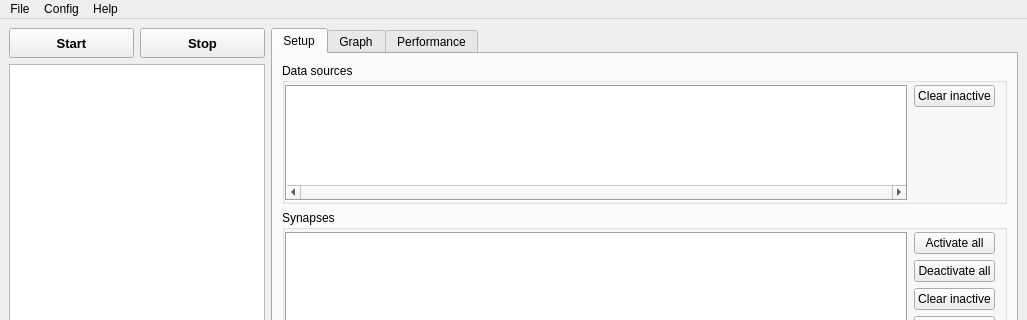
The window that src/gui/MainWin.ui (CompEphys-team/stdpc) describes before a commit, drawn with Qt 5; both pictures show x 0 to 1027 and y 0 to 320 of the 1027 by 522 pixel window.
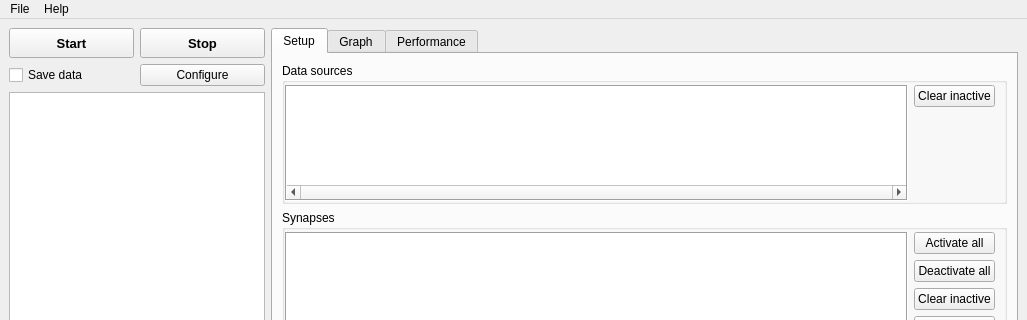
The same window after the commit. Custom widgets are drawn as their Qt base class.

The edit to the form file:
```diff
--- a/src/gui/MainWin.ui
+++ b/src/gui/MainWin.ui
@@ -15,7 +15,7 @@
   </property>
   <widget class="QWidget" name="centralwidget">
    <layout class="QGridLayout" name="gridLayout_5">
-    <item row="0" column="3" rowspan="2">
+    <item row="0" column="3" rowspan="3">
      <widget class="QTabWidget" name="tabWidget">
       <property name="currentIndex">
        <number>0</number>
@@ -368,9 +368,23 @@
       </property>
      </widget>
     </item>
-    <item row="1" column="0" colspan="2">
+    <item row="2" column="0" colspan="2">
      <widget class="QListWidget" name="MessageWindow"/>
     </item>
+    <item row="1" column="0">
+     <widget class="QCheckBox" name="cbDatasaving">
+      <property name="text">
+       <string>Save data</string>
+      </property>
+     </widget>
+    </item>
+    <item row="1" column="1">
+     <widget class="QPushButton" name="btnDatasaving">
+      <property name="text">
+       <string>Configure</string>
+      </property>
+     </widget>
+    </item>
    </layout>
   </widget>
   <widget class="QMenuBar" name="menubar">
@@ -394,12 +408,6 @@
     <addaction name="actionClear_Log"/>
     <addaction name="actionExit"/>
    </widget>
-   <widget class="QMenu" name="menuConfig">
-    <property name="title">
-     <string>Config</string>
-    </property>
-    <addaction name="actionData_saving"/>
-   </widget>
    <widget class="QMenu" name="menuHelp">
     <property name="title">
      <string>Help</string>
@@ -407,7 +415,6 @@
     <addaction name="actionAbout"/>
    </widget>
    <addaction name="menuFile"/>
-   <addaction name="menuConfig"/>
    <addaction name="menuHelp"/>
   </widget>
   <widget class="QStatusBar" name="statusbar"/>
```
